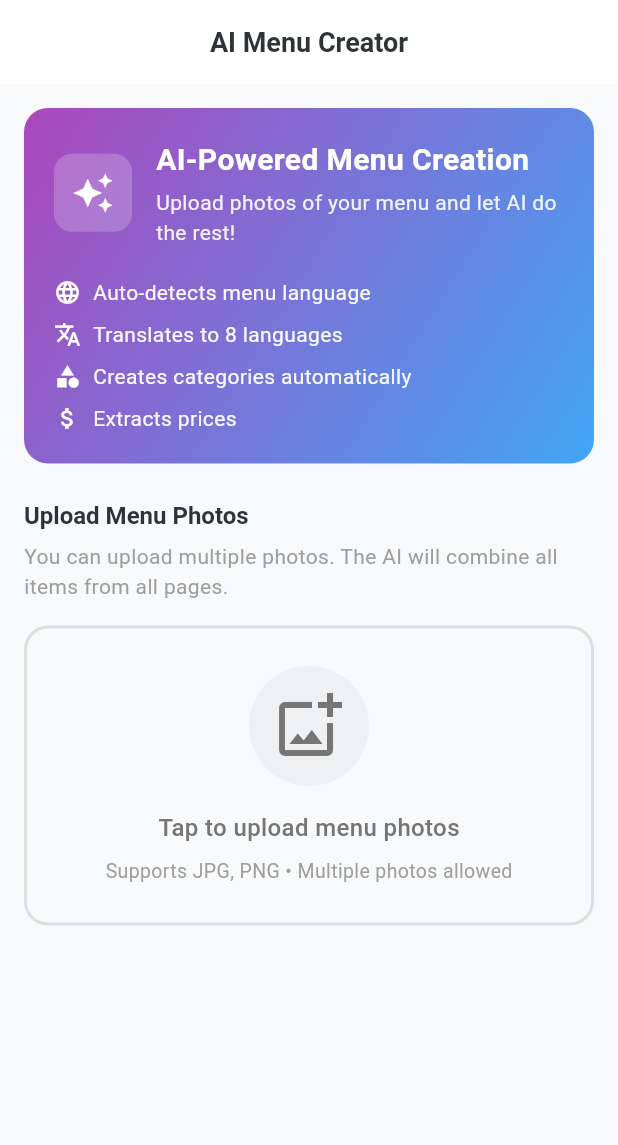
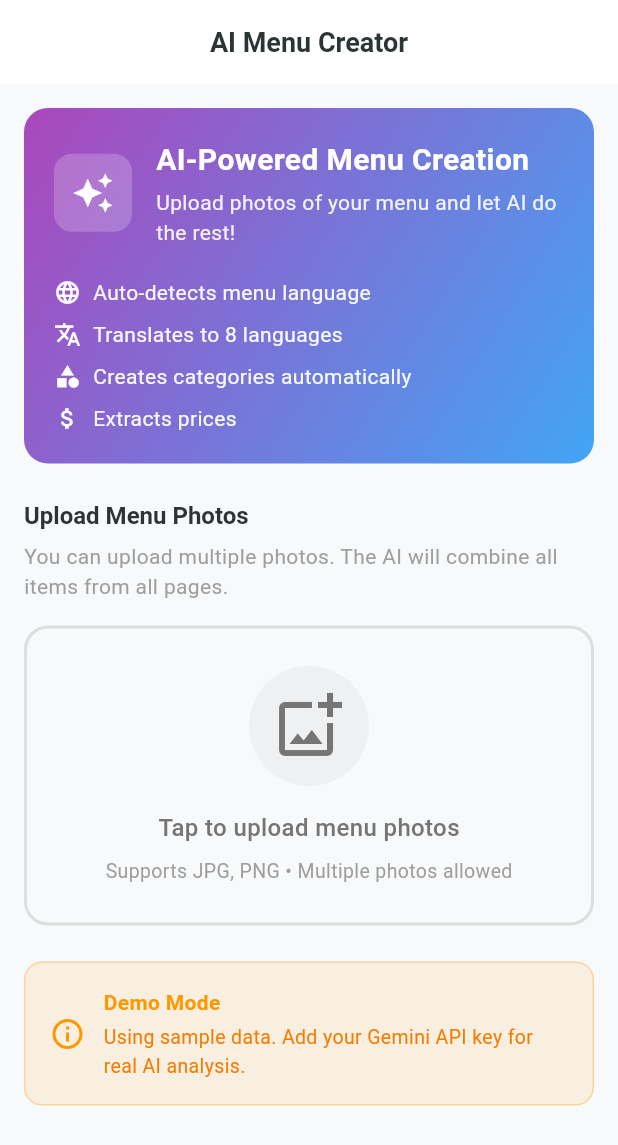
Before and after one commit to sarpalgan/restaurant-app, a Flutter app: the AIMenuCreatorPage screen opened by its route, on a phone screen of 412 x 824 dp. Shown: the top 1145 px of the screen. Run offline on Flutter 3.47's test engine with Material 3 defaults, Android fonts, the phone set to English and light mode, and no system bars; our stand-ins replace dio, fl_chart, flutter_riverpod, freezed_annotation, go_router, image_picker and 3 more; missing offline and left inert: flutter_stripe; accounts and stored records are empty; Roboto replaces fonts that are missing (Poppins).

Commit message:
SECURITY: Remove exposed Gemini API key

```diff
--- a/lib/core/config/app_config.dart
+++ b/lib/core/config/app_config.dart
@@ -39,8 +39,9 @@ class AppConfig {
   // ============================================================
 
   // TODO: Add your Gemini API key from https://aistudio.google.com/apikey
+  // For production, use environment variables or a secure backend
   // Leave empty to use demo/mock mode with sample menu data
-  static const String geminiApiKey = 'AIzaSyAm5IpMrsnoRfXNyregkVBNJ7qNF8OKMzs';
+  static const String geminiApiKey = String.fromEnvironment('GEMINI_API_KEY', defaultValue: '');
 
   // ============================================================
   // DEMO MODE HELPERS
```
